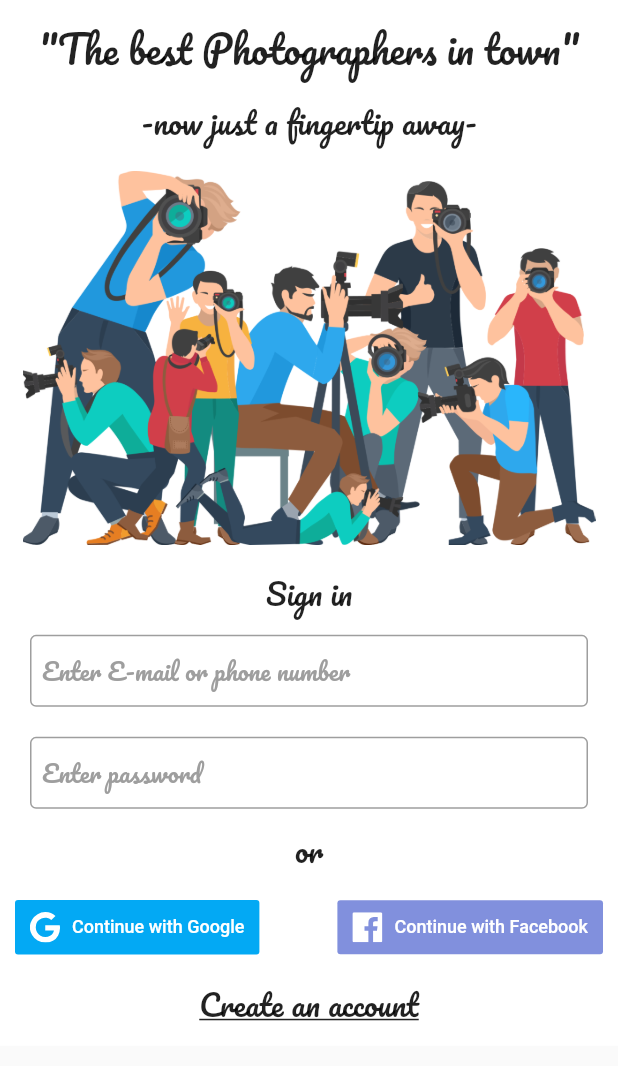
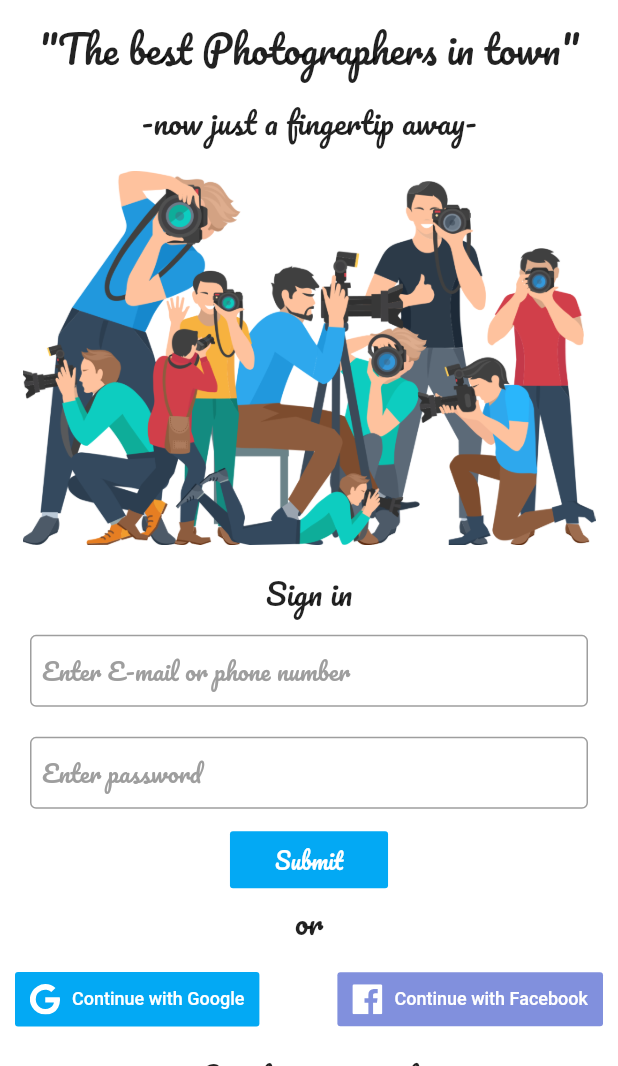
Before and after one commit to fzserver/kaptureone, a Flutter app: the screen it shows after launch, after a tap on "Login Screen", on a phone screen of 412 x 824 dp, the part 170-1236 px from its top. Run offline on Flutter 3.47's test engine with Material 2 defaults, Android fonts, the phone set to English and light mode, and no system bars; our stand-ins replace flutter_svg.

Commit message:
Added submit button into login screen

```diff
--- a/lib/Screens/LoginScreen.dart
+++ b/lib/Screens/LoginScreen.dart
@@ -1,6 +1,7 @@
 import 'package:flutter/material.dart';
 import 'package:flutter_svg/flutter_svg.dart';
 import '../Screens/SignupScreen.dart';
+import '../Screens/HomeScreen.dart';
 
 class LoginScreen extends StatelessWidget {
   @override
@@ -63,6 +64,15 @@ class LoginScreen extends StatelessWidget {
                   obscureText: true,
                 ),
               ),
+                RaisedButton(onPressed: (){
+                  Navigator.push(context,
+                      MaterialPageRoute(builder: (context) => HomeScreen()));
+                },
+                  color: Color(0xff03a9f4),
+                  elevation: 0,
+                  padding: EdgeInsets.symmetric(horizontal: 30.0, vertical: 6.0),
+                  child: Text("Submit", style: TextStyle(color: Colors.white, fontSize: 15.0,fontFamily: 'Pacifico'),),
+                ),
               Padding(
                 padding: EdgeInsets.only(bottom: 10.0),
                 child: Text("or",
```
